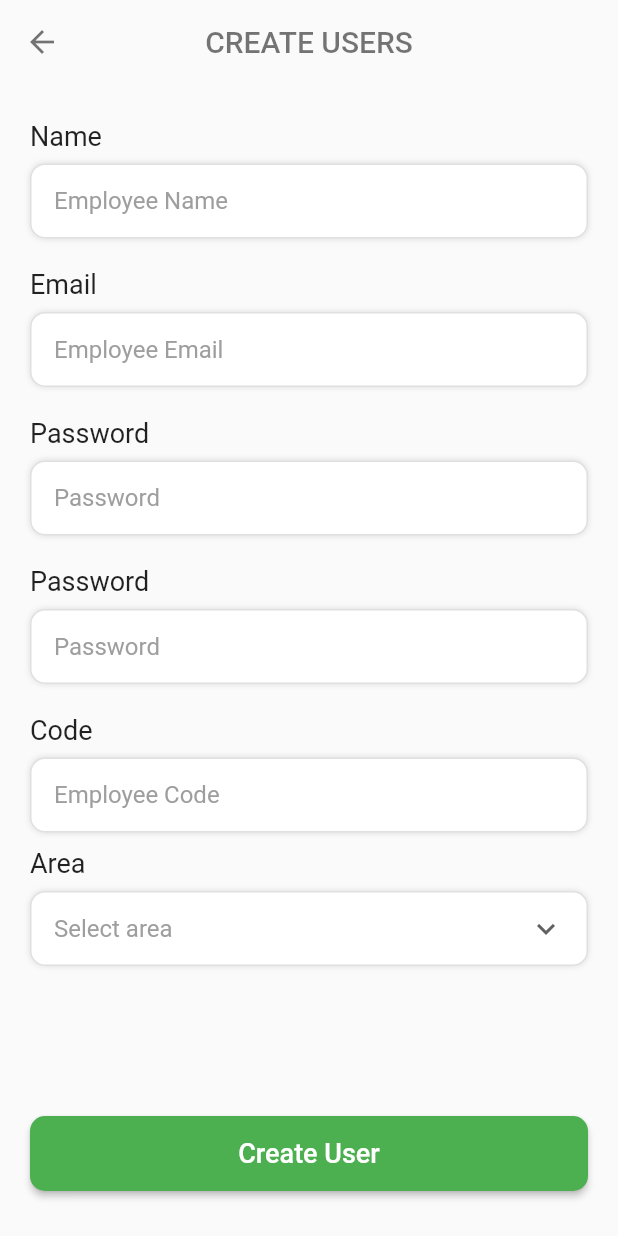
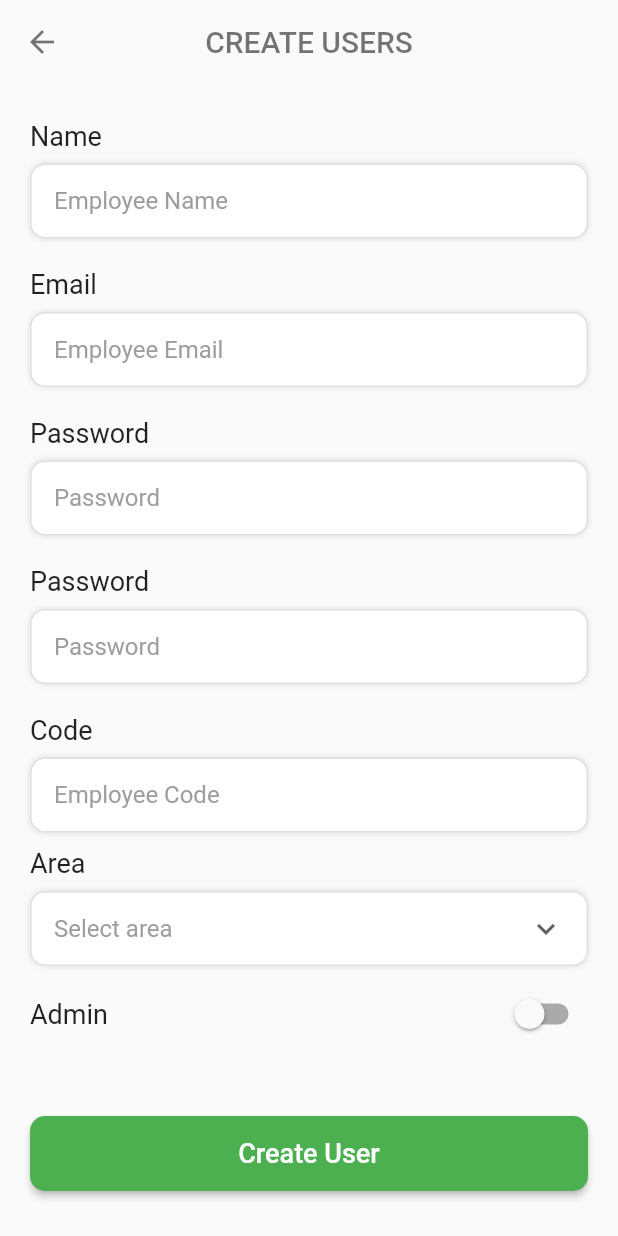
Before and after one commit to hashirsidd/engro-findings, a Flutter app: the CreateUsersView screen opened by its route, after a tap on "Create User", on a phone screen of 412 x 824 dp. Run offline on Flutter 3.47's test engine with Material 2 defaults, Android fonts, the phone set to English and light mode, and no system bars; our stand-ins replace cloud_firestore, firebase_auth, firebase_core, font_awesome_flutter, get and 1 more; missing offline and left inert: dart:ffi; accounts and stored records are empty.

Commit message:
implemented logout and create users

```diff
--- a/lib/app/custom_widgets/dialogs/submit_dialog.dart
+++ b/lib/app/custom_widgets/dialogs/submit_dialog.dart
@@ -69,7 +69,7 @@ class SubmitDialog extends StatelessWidget {
                     style: Theme.of(context)
                         .textTheme
                         .bodyMedium
-                        ?.copyWith(color: const Color.fromRGBO(0, 110, 0, 1)),
+                        ?.copyWith(color: Colors.black54),
                     textAlign: TextAlign.center,
                   ),
                   const SizedBox(height: 16),
@@ -87,7 +87,7 @@ class SubmitDialog extends StatelessWidget {
                             shape: MaterialStateProperty.all<
                                 RoundedRectangleBorder>(
                               RoundedRectangleBorder(
-                                borderRadius: BorderRadius.circular(10),
+                                borderRadius: BorderRadius.circular(5),
                               ),
                             ),
                           ),
--- a/lib/app/custom_widgets/widgets/findings_text_field.dart
+++ b/lib/app/custom_widgets/widgets/findings_text_field.dart
@@ -53,6 +53,7 @@ class FindingsTextField extends StatelessWidget {
               enabled: enabled,
               controller: textEditingController,
               focusNode: currentFocus,
+              autocorrect: false,
               textInputAction: nextFocus != null
                   ? TextInputAction.next
                   : TextInputAction.done,
--- a/lib/app/modules/createUsers/controllers/create_users_controller.dart
+++ b/lib/app/modules/createUsers/controllers/create_users_controller.dart
@@ -1,8 +1,10 @@
 import 'package:Findings/app/custom_widgets/dialogs/loading_dialog.dart';
+import 'package:Findings/app/custom_widgets/widgets/customSnackbar.dart';
 import 'package:Findings/app/routes/app_pages.dart';
 import 'package:firebase_auth/firebase_auth.dart';
 import 'package:firebase_core/firebase_core.dart';
 import 'package:flutter/cupertino.dart';
+import 'package:flutter/material.dart';
 import 'package:get/get.dart';
 import 'package:cloud_firestore/cloud_firestore.dart';
 import 'package:share_plus/share_plus.dart';
@@ -17,87 +19,97 @@ class CreateUsersController extends GetxController {
   TextEditingController employeeCodeController = TextEditingController();
 
   RxString area = ''.obs;
-
+  RxBool isAdmin = false.obs;
   FocusNode emailFocus = FocusNode();
   FocusNode passwordFocus = FocusNode();
   FocusNode passwordAgainFocus = FocusNode();
   FocusNode codeFocus = FocusNode();
 
-  onPressCreateUser(){
-  Share.share(
-  'Email: ${userEmailController.text.trim()}\nPassword: ${userPasswordController.text.trim()}',
-  subject: 'Account credentials');
-}
-  // onPressCreateUser() async {
-  //   if (usernameController.text.trim().isEmpty ||
-  //       userEmailController.text.trim().isEmpty ||
-  //       userPasswordController.text.trim().isEmpty ||
-  //       userPasswordAgainController.text.trim().isEmpty ||
-  //       employeeCodeController.text.trim().isEmpty ||
-  //       area.value.trim().isEmpty) {
-  //     Get.snackbar('Error', "All fields are required!");
-  //   } else if (!userEmailController.text.trim().isEmail) {
-  //     Get.snackbar('Error', "Email format is incorrect!");
-  //   } else if (userPasswordController.text.trim() !=
-  //       userPasswordAgainController.text.trim()) {
-  //     Get.snackbar('Error', "Passwords do not match");
-  //   } else if (userPasswordController.text.trim().length < 8) {
-  //     Get.snackbar('Error', "Passwords length must be at least 8 characters!");
-  //   } else {
-  //     Get.dialog(LoadingDialog(), barrierDismissible: false);
-  //     try {
-  //       UserCredential userCredential =
-  //           await FirebaseAuth.instance.createUserWithEmailAndPassword(
-  //         email: userEmailController.text.trim(),
-  //         password: userPasswordController.text.trim(),
-  //       );
-  //
-  //       User? user = userCredential.user;
-  //
-  //       if (user != null) {
-  //         await FirebaseFirestore.instance
-  //             .collection('users')
-  //             .doc(user.uid)
-  //             .set({
-  //           'name': usernameController.text.trim(),
-  //           'email': userEmailController.text.trim(),
-  //           'employeeCode': employeeCodeController.text.trim(),
-  //           'area': area.value.trim(),
-  //           'isLoginAllowed': true,
-  //           'isAdmin': false,
-  //           'profilePictureUrl': '',
-  //         });
-  //         Get.back();
-  //         Get.offAllNamed(Routes.HOME);
-  //         Get.dialog(
-  //           SubmitDialog(
-  //             title: 'User Created',
-  //             description:
-  //                 'User has been created with following credentials\nEmail: ${userEmailController.text.trim()}\nPassword: ${userPasswordController.text.trim()}',
-  //             rightButtonText: 'OK',
-  //             leftButtonText: 'Share',
-  //             rightButtonOnTap: () {
-  //               Get.back();
-  //             },
-  //             leftButtonOnTap: () {
-  //               Share.share(
-  //                   'Email: ${userEmailController.text.trim()}\nPassword: ${userPasswordController.text.trim()}',
-  //                   subject: 'Account credentials');
-  //             },
-  //           ),
-  //         );
-  //         print('User created: ${user.uid}');
-  //       } else {
-  //         Get.back();
-  //         Get.snackbar('Error', "User creation failed!");
-  //       }
-  //     } catch (e) {
-  //       Get.back();
-  //       Get.snackbar(
-  //           'Error', "Unable to create user!\nUnexpected error occurred!");
-  //     }
-  //   }
+  // onPressCreateUser() {
+  //   Share.share(
+  //       'Email: ${userEmailController.text.trim()}\nPassword: ${userPasswordController.text.trim()}',
+  //       subject: 'Account credentials');
   // }
+
+  onPressCreateUser() async {
+    if (usernameController.text.trim().isEmpty ||
+        userEmailController.text.trim().isEmpty ||
+        userPasswordController.text.trim().isEmpty ||
+        userPasswordAgainController.text.trim().isEmpty ||
+        employeeCodeController.text.trim().isEmpty ||
+        area.value.trim().isEmpty) {
+      CustomGetxWidgets.CustomSnackbar('Error', "All fields are required!");
+    } else if (!userEmailController.text.trim().isEmail) {
+      CustomGetxWidgets.CustomSnackbar('Error', "Email format is incorrect!");
+    } else if (userPasswordController.text.trim() !=
+        userPasswordAgainController.text.trim()) {
+      CustomGetxWidgets.CustomSnackbar('Error', "Passwords do not match");
+    } else if (userPasswordController.text.trim().length < 8) {
+      CustomGetxWidgets.CustomSnackbar(
+          'Error', "Passwords length must be at least 8 characters!");
+    } else {
+      Get.dialog(LoadingDialog(), barrierDismissible: false);
+      try {
+        UserCredential userCredential =
+            await FirebaseAuth.instance.createUserWithEmailAndPassword(
+          email: userEmailController.text.trim(),
+          password: userPasswordController.text.trim(),
+        );
+
+        User? user = userCredential.user;
+
+        if (user != null) {
+          try {
+            await FirebaseFirestore.instance
+                .collection('users')
+                .doc(user.uid)
+                .set({
+              'name': usernameController.text.trim(),
+              'email': userEmailController.text.trim(),
+              'employeeCode': employeeCodeController.text.trim(),
+              'area': area.value.trim(),
+              'isLoginAllowed': true,
+              'isAdmin': isAdmin.value,
+              'profilePictureUrl': '',
+              'notifications': true
+            });
+            Get.back();
+            Get.offAllNamed(Routes.HOME);
+            Get.dialog(
+              SubmitDialog(
+                title: 'User Created',
+                description:
+                    'Email: ${userEmailController.text.trim()}\nPassword: ${userPasswordController.text.trim()}',
+                rightButtonText: 'OK',
+                leftButtonText: 'Share',
+                rightButtonOnTap: () {
+                  Get.back();
+                },
+                leftButtonOnTap: () {
+                  Share.share(
+                      'Email: ${userEmailController.text.trim()}\nPassword: ${userPasswordController.text.trim()}',
+                      subject: 'Account credentials');
+                },
+              ),
+            );
+            print('User created: ${user.uid}');
+          } catch (e) {
+            await user.delete();
+            throw "Unable to create user data";
+          }
+        } else {
+          Get.back();
+          print("User creation failed!");
+          throw "User creation failed!";
+        }
+      } catch (e) {
+        Get.back();
+        print("$e!");
+        CustomGetxWidgets.CustomSnackbar(
+            'Error', "Unable to create user!\nUnexpected error occurred!");
+      }
+    }
+  }
 
   @override
   void onInit() {
--- a/lib/app/modules/createUsers/views/create_users_view.dart
+++ b/lib/app/modules/createUsers/views/create_users_view.dart
@@ -1,5 +1,6 @@
 import 'package:Findings/app/custom_widgets/widgets/appBar.dart';
 import 'package:Findings/app/custom_widgets/widgets/findings_text_field.dart';
+import 'package:Findings/app/utils/spacing.dart';
 import 'package:flutter/material.dart';
 
 import 'package:get/get.dart';
@@ -82,6 +83,24 @@ class CreateUsersView extends GetView<CreateUsersController> {
                     hint: 'Select area',
                     title: 'Area',
                   ),
+                  Spacing.vStandard,
+                  Row(
+                    mainAxisAlignment: MainAxisAlignment.spaceBetween,
+                    children: [
+                      const Text(
+                        "Admin",
+                        style: TextStyle(fontSize: 18),
+                      ),
+                      Obx(() => Switch(
+                        value: controller.isAdmin.value,
+                        activeColor: Colors.green,
+                        onChanged: (bool value) {
+                          controller.isAdmin.value = value;
+                        },
+                      )),
+                    ],
+                  ),
+
                 ]),
           ),
           if (MediaQuery.of(context).viewInsets.bottom < 50)
--- a/lib/app/modules/home/controllers/home_controller.dart
+++ b/lib/app/modules/home/controllers/home_controller.dart
@@ -1,10 +1,16 @@
+import 'package:Findings/app/custom_widgets/dialogs/loading_dialog.dart';
+import 'package:Findings/app/custom_widgets/widgets/customSnackbar.dart';
+import 'package:Findings/app/routes/app_pages.dart';
+import 'package:firebase_auth/firebase_auth.dart';
 import 'package:flutter/cupertino.dart';
 import 'package:get/get.dart';
 
 class HomeController extends GetxController {
+  final TextEditingController searchController = TextEditingController();
 
-
-  RxInt pageIndex = 0.obs;
-
-  final TextEditingController searchController = TextEditingController();
+  logoutUser() async {
+    Get.dialog(LoadingDialog(), barrierDismissible: false);
+    await FirebaseAuth.instance.signOut();
+    Get.offAllNamed(Routes.SPLASH);
+  }
 }
--- a/lib/app/modules/home/views/home_view.dart
+++ b/lib/app/modules/home/views/home_view.dart
@@ -21,16 +21,13 @@ class HomeView extends GetView<HomeController> {
             crossAxisAlignment: CrossAxisAlignment.start,
             children: [
               Padding(
-                padding: const EdgeInsets.all(8.0),
+                padding:
+                    const EdgeInsets.symmetric(vertical: 8.0, horizontal: 16),
                 child: Row(
                   mainAxisAlignment: MainAxisAlignment.spaceBetween,
                   children: [
-                    Image.asset(
-                      'assets/engro.png',
-                      height: 50,
-                    ),
                     GestureDetector(
-                      onTap: (){
+                      onTap: () {
                         Get.toNamed(Routes.PROFILE);
                       },
                       child: Container(
@@ -38,8 +35,8 @@ class HomeView extends GetView<HomeController> {
                             borderRadius: BorderRadius.circular(50),
                             border: Border.all(color: Colors.green, width: 2)),
                         clipBehavior: Clip.hardEdge,
-                        height: 45,
-                        width: 45,
+                        height: 40,
+                        width: 40,
                         child: Container(
                           decoration: BoxDecoration(
                             borderRadius: BorderRadius.circular(50),
@@ -52,6 +49,18 @@ class HomeView extends GetView<HomeController> {
                             fit: BoxFit.cover,
                           ),
                         ),
+                      ),
+                    ),
+                    Image.asset(
+                      'assets/engro.png',
+                      height: 50,
+                    ),
+                    GestureDetector(
+                      onTap: controller.logoutUser,
+                      child: const Icon(
+                        Icons.logout,
+                        color: Colors.grey,
+                        size: 30,
                       ),
                     )
                   ],
--- a/lib/app/modules/profile/views/profile_view.dart
+++ b/lib/app/modules/profile/views/profile_view.dart
@@ -137,7 +137,6 @@ class ProfileView extends GetView<ProfileController> {
                             )),
                       ],
                     ),
-
                   ]),
             ),
           ),
```
